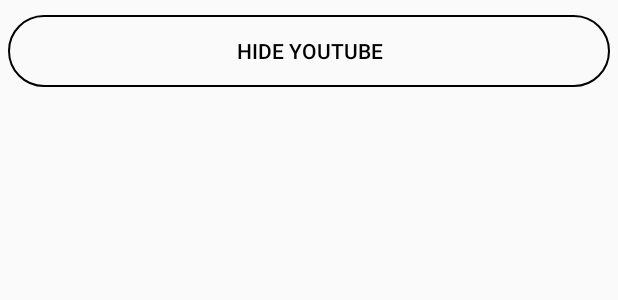
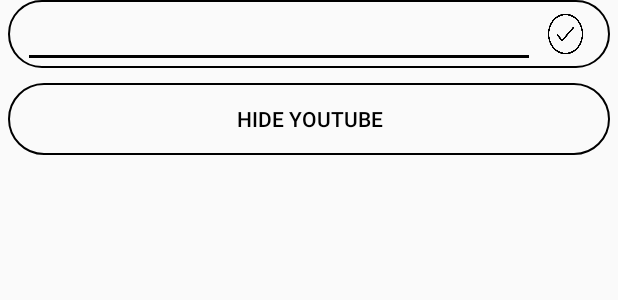
Before and after one commit to yanaskyrda/pomodoro-worker, an Android app: the layout video_chooser_popup.xml on its own in the app's theme, with its tools: preview values and no code run, on a phone screen of 412 x 824 dp. Shown: the top 300 px of the screen. Run offline under Robolectric (Android 15) with nearby library versions, the phone set to English and light mode, and no system bars.

Commit message:
added input of new video setting

```diff
--- a/app/src/main/java/com/diploma/MainTabFragment.java
+++ b/app/src/main/java/com/diploma/MainTabFragment.java
@@ -22,7 +22,10 @@
 import com.diploma.youtube.VideoOptionsAdapter;
 import com.diploma.youtube.VideoSettingsService;
 import com.diploma.youtube.YoutubeUtils;
+import com.google.android.material.textfield.TextInputLayout;
 import com.pierfrancescosoffritti.androidyoutubeplayer.core.player.views.YouTubePlayerView;
+
+import java.util.Objects;
 
 /**
  * A simple {@link Fragment} subclass.
@@ -118,11 +121,11 @@
         dialogBuilder = new AlertDialog.Builder(view.getContext());
         final View videoChooserView = getLayoutInflater().inflate(R.layout.video_chooser_popup, null);
 
-//        final EditText editTextId = videoChooserView.findViewById(R.id.youtube_video_input);
+        final TextInputLayout editTextLayout = videoChooserView.findViewById(R.id.input_setting_layout);
+        final ImageButton saveSettingButton = videoChooserView.findViewById(R.id.save_streaming_option_button);
         final Button hideYoutubeButton = videoChooserView.findViewById(R.id.hide_youtube_button);
         youtubePlayerView = view.getRootView().findViewById(R.id.activity_main_youtubePlayerView);
         Button videoChooserButton = view.getRootView().findViewById(R.id.video_playlist_button);
-        //getLifecycle().addObserver(youtubePlayerView);
 
         dialogBuilder.setView(videoChooserView);
         videosSettingDialog = dialogBuilder.create();
@@ -153,6 +156,14 @@
                 youtubePlayerView.getYouTubePlayerWhenReady(youTubePlayer ->
                         youTubePlayer.cueVideo(videoId, 0));
             }
+        });
+
+        saveSettingButton.setOnClickListener(v -> {
+            String videoId =  YoutubeUtils.getVideoIdFromUrl(
+                    Objects.requireNonNull(editTextLayout.getEditText()).getText().toString());
+            videoSettingsService.addSetting(videoId);
+            adapter.notifyDataSetChanged();
+            editTextLayout.getEditText().setText("");
         });
     }
 
--- a/app/src/main/java/com/diploma/youtube/VideoSettingsService.java
+++ b/app/src/main/java/com/diploma/youtube/VideoSettingsService.java
@@ -1,8 +1,6 @@
 package com.diploma.youtube;
 
 import com.diploma.database.DatabaseHandler;
-import com.diploma.spotify.MusicSettingEntity;
-import com.diploma.timer.SessionSettingEntity;
 
 import java.util.ArrayList;
 import java.util.Arrays;
@@ -36,6 +34,15 @@
         videoSettingDataSet.addAll(Arrays.asList(videoSettings));
     }
 
+    public void addSetting(String videoId) {
+        DatabaseHandler db = DatabaseHandler.getInstance(null);
+        db.addVideoSetting(videoId);
+        VideoSettingEntity videoSetting = db.getAllVideosSettings().stream()
+                .filter(s -> s.getVideoId().equals(videoId))
+                .findFirst().get();
+        videoSettingDataSet.add(videoSetting);
+    }
+
     public VideoSettingEntity getVideoSetting(int position) {
         videoSettingDataSet.sort(Comparator.comparing(VideoSettingEntity::getDistractionRate));
         return videoSettingDataSet.get(position);
--- /dev/null
+++ b/app/src/main/res/layout/setting_input.xml
@@ -0,0 +1,47 @@
+<?xml version="1.0" encoding="utf-8"?>
+<androidx.constraintlayout.widget.ConstraintLayout xmlns:android="http://schemas.android.com/apk/res/android"
+    android:layout_width="match_parent"
+    android:layout_height="45dp"
+    android:orientation="vertical"
+    android:layout_marginVertical="10dp"
+    xmlns:app="http://schemas.android.com/apk/res-auto">
+
+    <com.google.android.material.textfield.TextInputLayout
+        android:id="@+id/input_setting_layout"
+        android:layout_width="match_parent"
+        android:layout_height="45dp"
+        app:layout_constraintRight_toRightOf="parent"
+        app:layout_constraintLeft_toLeftOf="parent"
+        app:layout_constraintTop_toTopOf="parent"
+        android:layout_marginHorizontal="5dp"
+        android:textColor="@color/Black"
+        android:background="@drawable/drawable_main_button_shape">
+
+        <com.google.android.material.textfield.TextInputEditText
+            android:layout_width="match_parent"
+            android:layout_height="match_parent"
+            android:textSize="16sp"
+            android:maxLines="1"
+            android:inputType="text"
+            android:paddingVertical="0dp"
+            android:layout_marginStart="10dp"
+            android:layout_marginEnd="50dp"/>
+
+    </com.google.android.material.textfield.TextInputLayout>
+
+    <ImageButton
+        android:id="@+id/save_streaming_option_button"
+        android:layout_width="50dp"
+        android:layout_height="45dp"
+        android:paddingHorizontal="10dp"
+        android:paddingVertical="5dp"
+        android:layout_marginHorizontal="10dp"
+        android:scaleType="fitXY"
+        app:layout_constraintRight_toRightOf="parent"
+        app:layout_constraintTop_toTopOf="parent"
+        android:background="@android:color/transparent"
+        android:elevation="2dp"
+        android:contentDescription="Save option"
+        android:src="@drawable/checkmark_icon" />
+
+</androidx.constraintlayout.widget.ConstraintLayout>
--- a/app/src/main/res/layout/video_chooser_popup.xml
+++ b/app/src/main/res/layout/video_chooser_popup.xml
@@ -4,6 +4,10 @@
     android:layout_height="400dp"
     android:layout_marginBottom="5dp"
     android:layout_width="match_parent">
+
+    <include
+        layout="@layout/setting_input"
+        android:id="@+id/input_video_url_layout" />
 
     <androidx.recyclerview.widget.RecyclerView
         android:id="@+id/video_option_recycler"
@@ -13,7 +17,7 @@
         android:layout_row="1"
         android:layout_rowWeight="1"
         app:layout_constraintLeft_toLeftOf="parent"
-        app:layout_constraintTop_toTopOf="parent">
+        app:layout_constraintTop_toBottomOf="@id/input_video_url_layout">
 
     </androidx.recyclerview.widget.RecyclerView>
 
```
Also changed, not shown: app/src/main/res/drawable/checkmark_icon.png (added).
